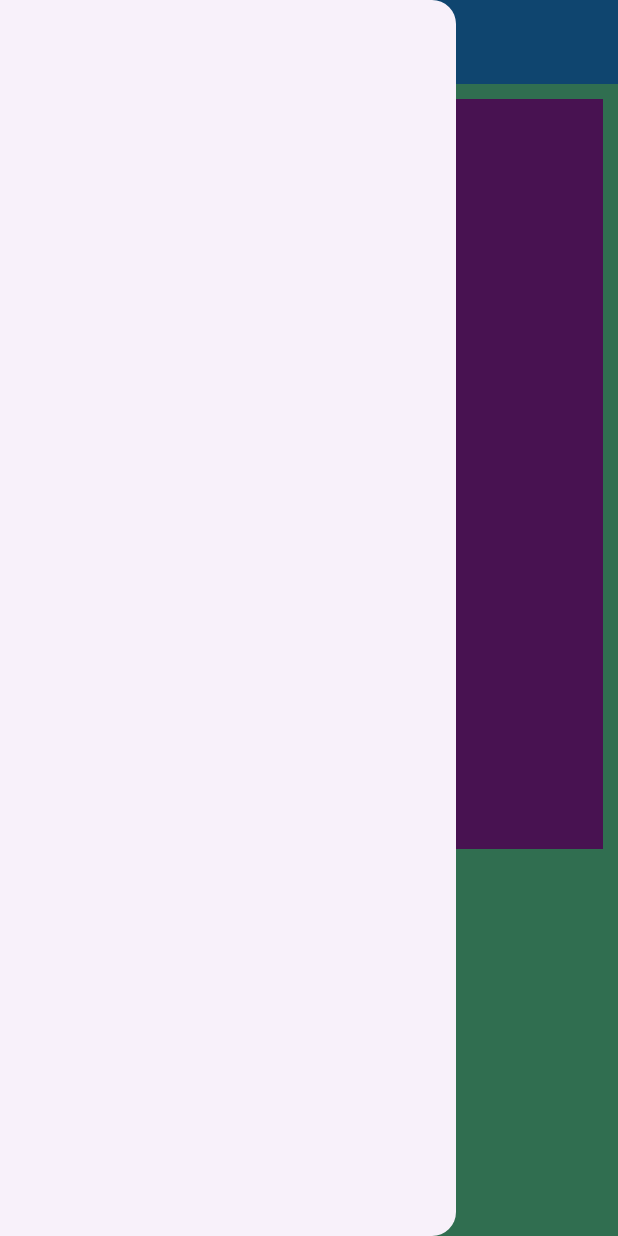
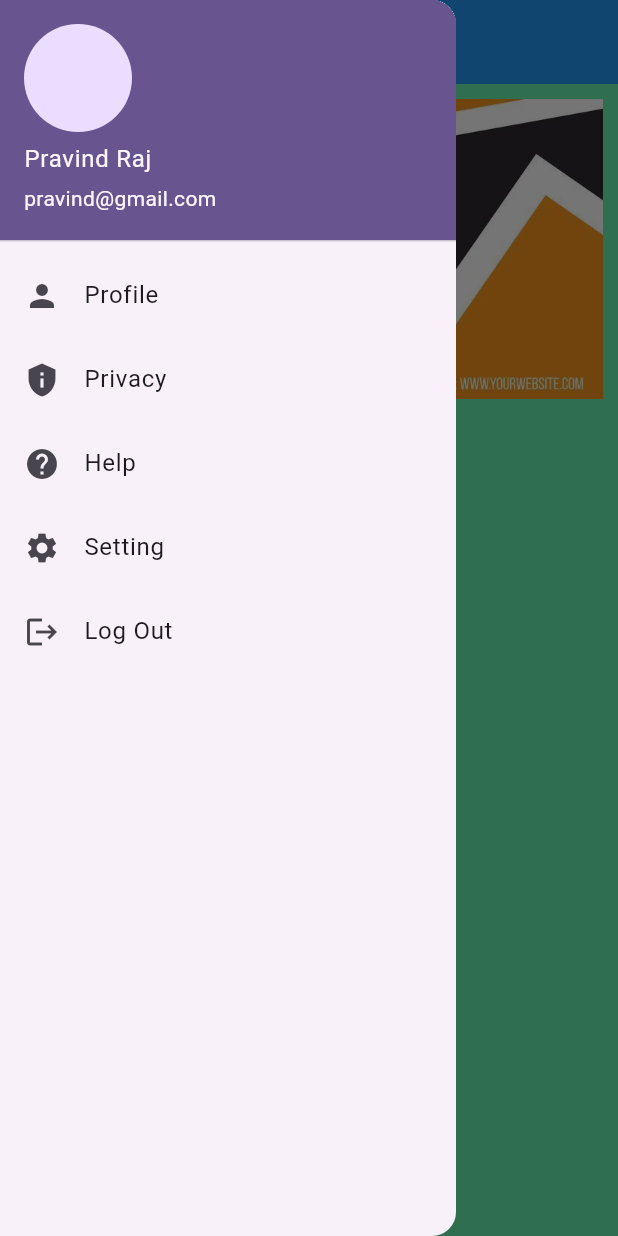
Before and after one commit to pravind002/first_project, a Flutter app: the screen it shows after launch, with the side drawer open, on a phone screen of 412 x 824 dp. Run offline on Flutter 3.47's test engine with Material 3 defaults, Android fonts, the phone set to English and light mode, and no system bars.

```diff
--- a/lib/home_page.dart
+++ b/lib/home_page.dart
@@ -1,3 +1,5 @@
+import 'package:first_project/login_page.dart';
+import 'package:first_project/profile_page.dart';
 import 'package:flutter/material.dart';
 
 class HomePage extends StatelessWidget {
@@ -7,7 +9,51 @@ class HomePage extends StatelessWidget {
   Widget build(BuildContext context) {
     return Scaffold(
       backgroundColor: Colors.greenAccent,
-      drawer: const Drawer(),
+      drawer: Drawer(
+        child: Column(
+          children: [
+            const UserAccountsDrawerHeader(
+                currentAccountPicture: CircleAvatar(),
+                accountName: Text('Pravind Raj'),
+                accountEmail: Text('pravind@gmail.com')),
+            ListTile(
+              leading: const Icon(Icons.person),
+              title: const Text('Profile'),
+              onTap: () {
+                 Navigator.push(context,
+                    MaterialPageRoute(builder: (BuildContext context) {
+                  return const ProfilePage();
+                }));
+              },
+            ),
+            ListTile(
+              leading: const Icon(Icons.privacy_tip),
+              title: const Text('Privacy'),
+              onTap: () {},
+            ),
+            ListTile(
+              leading: const Icon(Icons.help),
+              title: const Text('Help'),
+              onTap: () {},
+            ),
+            ListTile(
+              leading: const Icon(Icons.settings),
+              title: const Text('Setting'),
+              onTap: () {},
+            ),
+            ListTile(
+              leading: const Icon(Icons.logout),
+              title: const Text('Log Out'),
+              onTap: () {
+                Navigator.pushReplacement(context,
+                    MaterialPageRoute(builder: (BuildContext context) {
+                  return const LoginPage();
+                }));
+              },
+            ),
+          ],
+        ),
+      ),
       appBar: AppBar(
         iconTheme: const IconThemeData(color: Colors.white),
         backgroundColor: Colors.blue,
@@ -25,8 +71,12 @@ class HomePage extends StatelessWidget {
           Container(
             margin: const EdgeInsets.all(10),
             width: 500,
-            height: 500,
+            height: 200,
             color: Colors.purple,
+            child: Image.asset(
+              'assets/image.jpg',
+              fit: BoxFit.cover,
+            ),
           )
         ],
       ),
--- a/lib/main.dart
+++ b/lib/main.dart
@@ -13,13 +13,13 @@ class MyApp extends StatelessWidget {
   @override
   Widget build(BuildContext context) {
     return MaterialApp(
+      debugShowCheckedModeBanner: false,
       title: 'Flutter Demo',
       theme: ThemeData(
-
         colorScheme: ColorScheme.fromSeed(seedColor: Colors.deepPurple),
         useMaterial3: true,
       ),
-      home:const HomePage(),
+      home: const HomePage(),
     );
   }
 }
--- a/pubspec.yaml
+++ b/pubspec.yaml
@@ -59,8 +59,8 @@ flutter:
   uses-material-design: true
 
   # To add assets to your application, add an assets section, like this:
-  # assets:
-  #   - images/a_dot_burr.jpeg
+  assets:
+    - assets/
   #   - images/a_dot_ham.jpeg
 
   # An image asset can refer to one or more resolution-specific "variants", see
```
Also changed, not shown: lib/login_page.dart (added, +17 -0 lines), lib/profile_page.dart (added, +18 -0 lines), assets/image.jpg (added).
